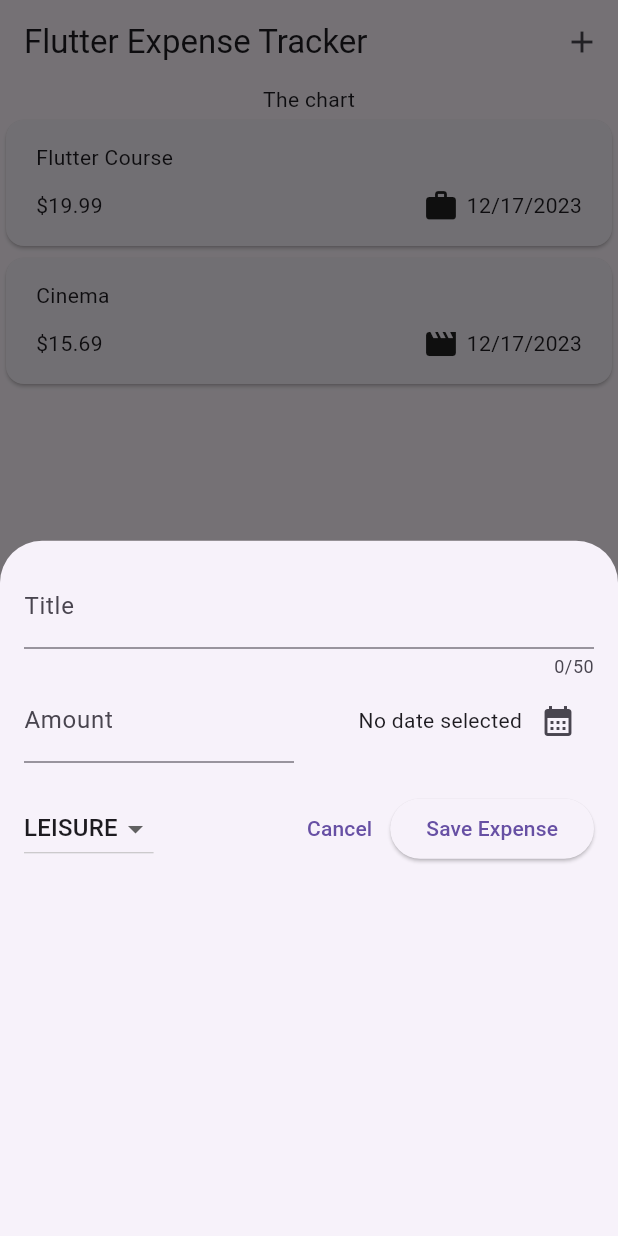
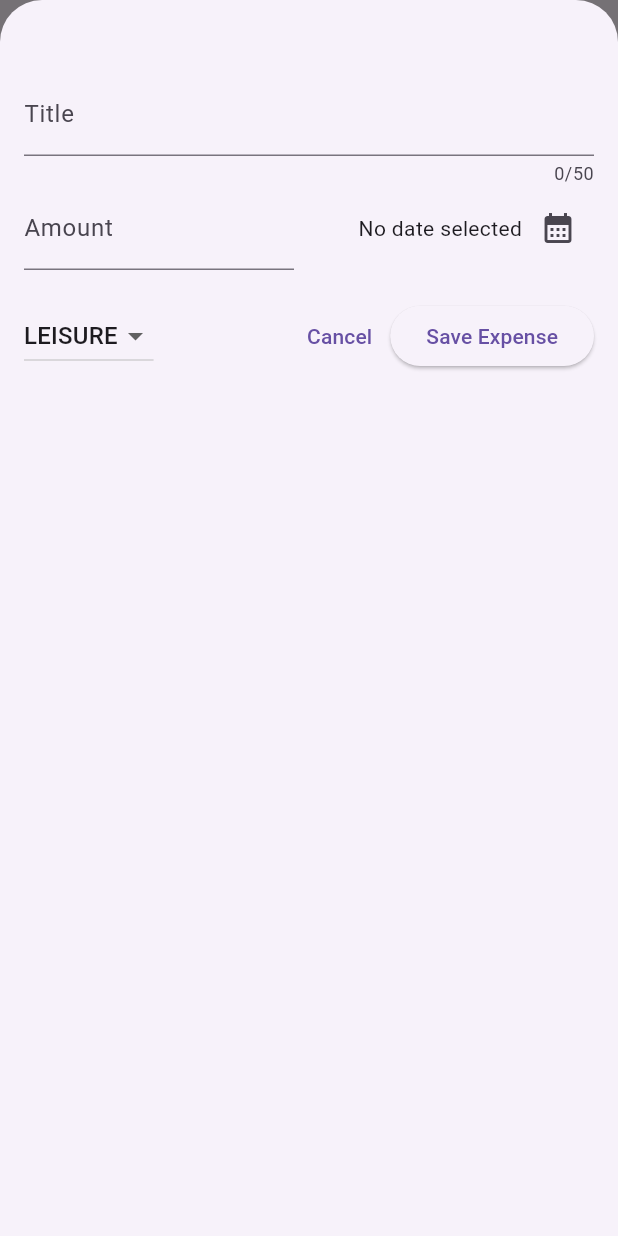
Before and after one commit to fszabi/flutter_expenses_app, a Flutter app: the screen it shows after launch, after a tap on the "add" icon, on a phone screen of 412 x 824 dp. Run offline on Flutter 3.47's test engine with Material 3 defaults, Android fonts, the phone set to English and light mode, and no system bars.

Commit message:
fullscreen modal, creating new expenses

```diff
--- a/lib/new_expense.dart
+++ b/lib/new_expense.dart
@@ -2,7 +2,12 @@ import 'package:flutter/material.dart';
 import 'package:expense_tracker/models/expense.dart';
 
 class NewExpense extends StatefulWidget {
-  const NewExpense({super.key});
+  const NewExpense({
+    super.key,
+    required this.onAddExpense,
+  });
+
+  final void Function(Expense expense) onAddExpense;
 
   @override
   State<NewExpense> createState() => _NewExpenseState();
@@ -49,6 +54,14 @@ class _NewExpenseState extends State<NewExpense> {
       );
       return;
     }
+    widget.onAddExpense(
+      Expense(
+          title: _titleController.text,
+          amount: enteredAmount,
+          date: _selectedDate!,
+          category: _selectedCategory),
+    );
+    Navigator.pop(context);
   }
 
   @override
@@ -61,7 +74,7 @@ class _NewExpenseState extends State<NewExpense> {
   @override
   Widget build(BuildContext context) {
     return Padding(
-      padding: const EdgeInsets.all(16),
+      padding: const EdgeInsets.fromLTRB(16, 48, 16, 16),
       child: Column(
         children: [
           TextField(
--- a/lib/widgets/expenses.dart
+++ b/lib/widgets/expenses.dart
@@ -28,9 +28,16 @@ class _ExpensesState extends State<Expenses> {
 
   void _openAddExpenseOverlay() {
     showModalBottomSheet(
+      isScrollControlled: true,
       context: context,
-      builder: (ctx) => const NewExpense(),
+      builder: (ctx) => NewExpense(onAddExpense: _addExpense),
     );
+  }
+
+  void _addExpense(Expense expense) {
+    setState(() {
+      _registeredExpenses.add(expense);
+    });
   }
 
   @override
```
